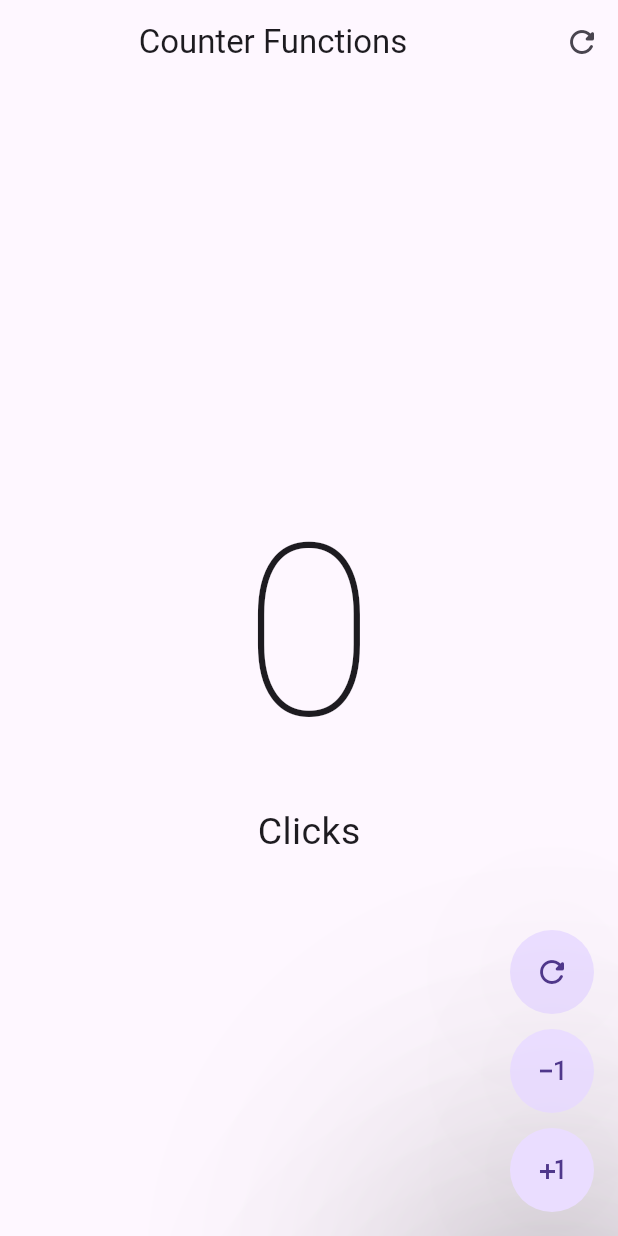
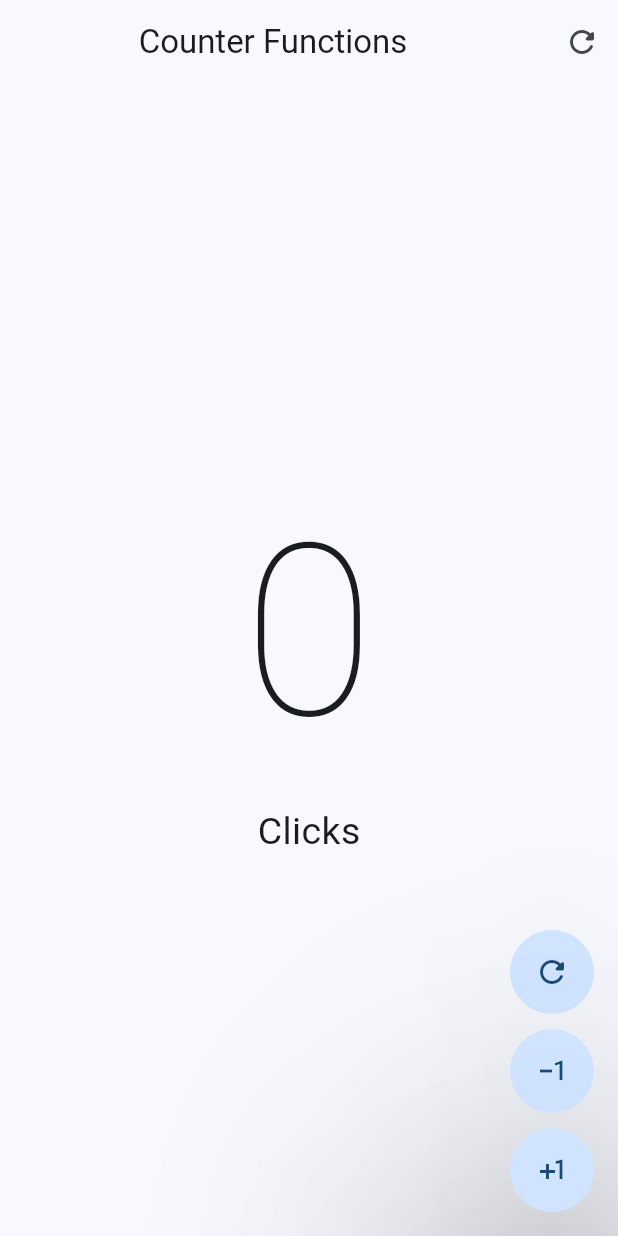
Before and after one commit to Kanicbay/Flutter-Learning, a Flutter app: the CounterFunctionsScreen screen opened directly, on a phone screen of 412 x 824 dp. Run offline on Flutter 3.47's test engine with Material 3 defaults, Android fonts, the phone set to English and light mode, and no system bars; our stand-ins replace animate_do, dio, video_player.

Commit message:
feat(widgets_app): add app theme for changing themes
Brian Coyago

```diff
--- /dev/null
+++ b/Flutter/widgets_app/lib/config/theme/app_theme.dart
@@ -0,0 +1,26 @@
+import 'package:flutter/material.dart';
+
+const colorList = <Color>[
+  Colors.blue,
+  Colors.teal,
+  Colors.green,
+  Colors.red,
+  Colors.purple,
+  Colors.deepPurple,
+  Colors.orange,
+  Colors.pink,
+  Colors.pinkAccent,
+];
+
+class AppTheme {
+  final int selectedColor;
+
+  AppTheme({this.selectedColor = 0})
+    : assert(selectedColor >= 0, 'Selected color must be greater than 0'),
+      assert(
+        selectedColor < colorList.length,
+        'Selected color must be less or equal of than ${colorList.length - 1}',
+      );
+
+  ThemeData getTheme() => ThemeData(colorSchemeSeed: colorList[selectedColor]);
+}
--- a/Flutter/widgets_app/lib/main.dart
+++ b/Flutter/widgets_app/lib/main.dart
@@ -1,4 +1,5 @@
 import 'package:flutter/material.dart';
+import 'package:widgets_app/config/theme/app_theme.dart';
 
 void main() {
   runApp(const MainApp());
@@ -9,9 +10,14 @@ class MainApp extends StatelessWidget {
 
   @override
   Widget build(BuildContext context) {
-    return const MaterialApp(
+    return MaterialApp(
       debugShowCheckedModeBanner: false,
-      home: Scaffold(body: Center(child: Text('Hello World!'))),
+      theme: AppTheme(selectedColor: 0).getTheme(),
+      home: Scaffold(
+        body: Center(
+          child: FilledButton(onPressed: () {}, child: Text('hola')),
+        ),
+      ),
     );
   }
 }
```
